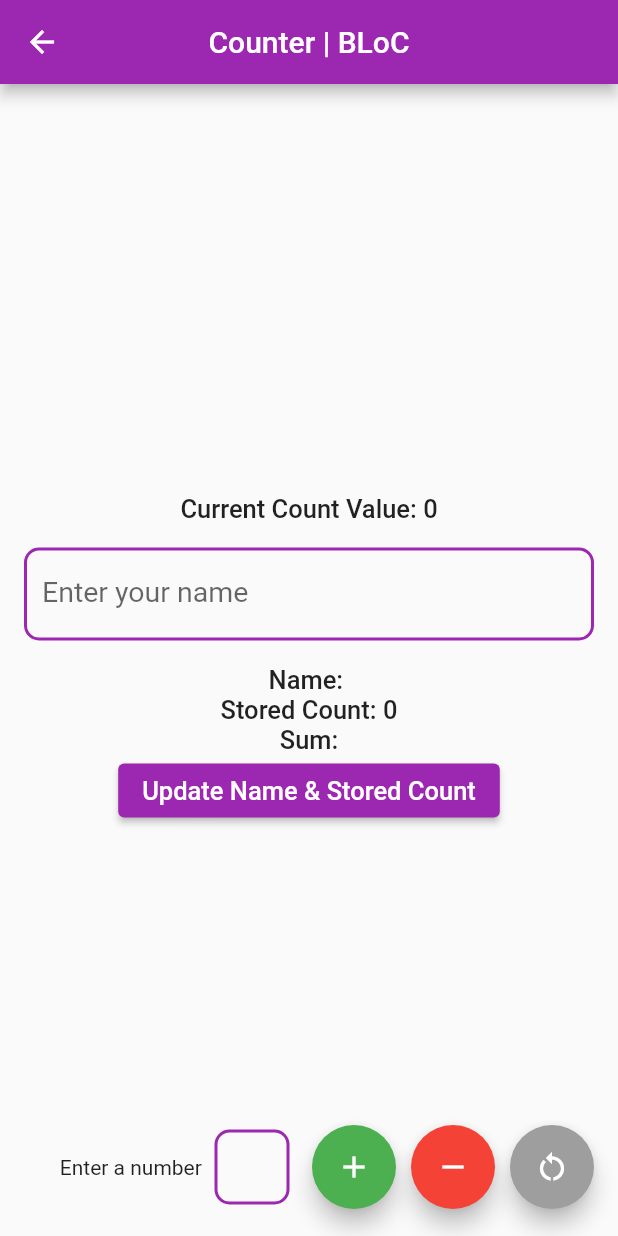
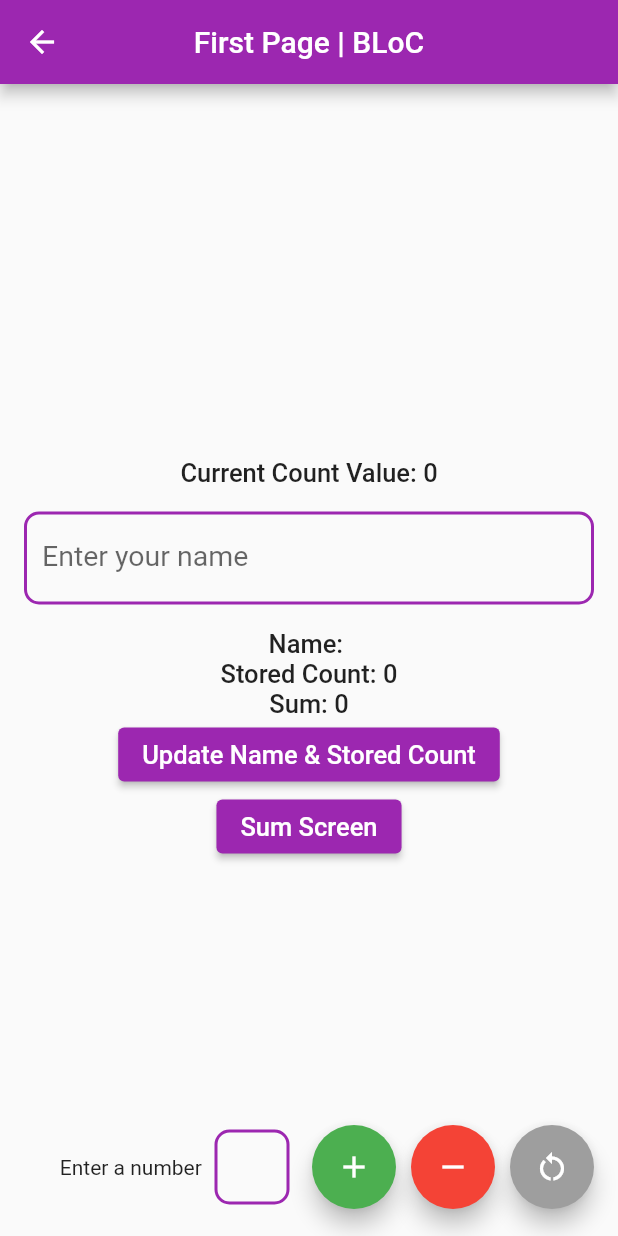
Before and after one commit to tduongtad1304/bloc_demo, a Flutter app: the CounterView screen opened directly, after a tap on "Update Name & Stored Count", on a phone screen of 412 x 824 dp. Run offline on Flutter 3.47's test engine with Material 2 defaults, Android fonts, the phone set to English and light mode, and no system bars; our stand-ins replace bloc, flutter_bloc.

Commit message:
add sum view & cubit, redefine cubit & route

```diff
--- a/lib/bloc_demo/counter.dart
+++ b/lib/bloc_demo/counter.dart
@@ -1,3 +1,4 @@
 export 'cubit/counter_cubit.dart';
 export 'cubit/text_confirm_cubit.dart';
 export 'views/counter_page.dart';
+export 'cubit/sum_cubit.dart';
--- a/lib/bloc_demo/cubit/counter_state.dart
+++ b/lib/bloc_demo/cubit/counter_state.dart
@@ -8,4 +8,8 @@ class CounterState {
     required this.counterValue,
     this.wasIncremented,
   });
+
+  @override
+  String toString() =>
+      'CounterState { counterValue: $counterValue } { wasIncremented: $wasIncremented }';
 }
--- a/lib/bloc_demo/cubit/text_confirm_state.dart
+++ b/lib/bloc_demo/cubit/text_confirm_state.dart
@@ -1,6 +1,9 @@
 part of 'text_confirm_cubit.dart';
 
 class TextConfirmState {
-  User? user;
-  TextConfirmState({this.user});
+  User user;
+  TextConfirmState({required this.user});
+
+  @override
+  String toString() => 'TextConfirmState { user: $user }';
 }
--- a/lib/bloc_demo/models/user.dart
+++ b/lib/bloc_demo/models/user.dart
@@ -2,4 +2,7 @@ class User {
   User({this.name = '', this.count});
   String? name;
   int? count;
+
+  @override
+  String toString() => 'User { name: $name, count: $count }';
 }
--- a/lib/bloc_demo/views/counter_view.dart
+++ b/lib/bloc_demo/views/counter_view.dart
@@ -3,6 +3,7 @@ import 'package:flutter_bloc/flutter_bloc.dart';
 import '../counter.dart';
 
 import '../widgets/custom_textfield.dart';
+import 'second_screen_view.dart';
 
 /// {@template counter_view}
 /// A [StatelessWidget] which reacts to the provided
@@ -16,26 +17,7 @@ class CounterView extends StatelessWidget {
     TextEditingController _nameController = TextEditingController();
     TextEditingController _numberController = TextEditingController();
 
-    return Scaffold(
-      resizeToAvoidBottomInset: false,
-      appBar: AppBar(
-        title: const Text('Counter | BLoC'),
-        centerTitle: true,
-      ),
-      body: Center(
-        child: Column(
-          mainAxisAlignment: MainAxisAlignment.center,
-          children: [
-            BlocConsumer<CounterCubit, CounterState>(
-              builder: (context, state) {
-                return Text(
-                  'Current Count Value: ' + state.counterValue.toString(),
-                  style: const TextStyle(
-                    fontWeight: FontWeight.w500,
-                    fontSize: 17,
-                  ),
-                );
-              },
+    return BlocConsumer<CounterCubit, CounterState>(
       listener: (context, state) {
         if (state.counterValue != 0 && state.wasIncremented == true) {
           ScaffoldMessenger.of(context).showSnackBar(
@@ -57,6 +39,23 @@ class CounterView extends StatelessWidget {
           );
         }
       },
+      builder: (context, state) {
+        return Scaffold(
+          resizeToAvoidBottomInset: false,
+          appBar: AppBar(
+            title: const Text('First Page | BLoC'),
+            centerTitle: true,
+          ),
+          body: Center(
+            child: Column(
+              mainAxisAlignment: MainAxisAlignment.center,
+              children: [
+                Text(
+                  'Current Count Value: ' + state.counterValue.toString(),
+                  style: const TextStyle(
+                    fontWeight: FontWeight.w500,
+                    fontSize: 17,
+                  ),
                 ),
                 Padding(
                   padding: const EdgeInsets.all(16.0),
@@ -73,14 +72,14 @@ class CounterView extends StatelessWidget {
                   return Column(
                     children: [
                       Text(
-                        'Name: ' + state.user!.name.toString(),
+                        'Name: ' + state.user.name.toString(),
                         style: const TextStyle(
                           fontWeight: FontWeight.w500,
                           fontSize: 17,
                         ),
                       ),
                       Text(
-                        'Stored Count: ' + state.user!.count.toString(),
+                        'Stored Count: ' + state.user.count.toString(),
                         style: const TextStyle(
                           fontWeight: FontWeight.w500,
                           fontSize: 17,
@@ -88,16 +87,30 @@ class CounterView extends StatelessWidget {
                       ),
                     ],
                   );
+                }), listener: (context, state) {
+                  if (state.user.name!.isNotEmpty || state.user.count != 0) {
+                    ScaffoldMessenger.of(context).showSnackBar(
+                      _snackBar(
+                          snackBarContent: 'Name: ' +
+                              state.user.name.toString() +
+                              '\nStored Count: ' +
+                              state.user.count.toString()),
+                    );
+                  }
                 }),
-                listener: (context, state) {}),
-            const Text(
-              'Sum:',
-              style: TextStyle(
+                BlocBuilder<SumCubit, int>(
+                  builder: (context, state) {
+                    return Text(
+                      'Sum: ' + state.toString(),
+                      style: const TextStyle(
                         fontWeight: FontWeight.w500,
                         fontSize: 17,
                       ),
+                    );
+                  },
                 ),
                 ElevatedButton(
+                  key: const Key('update-name-and-count'),
                   child: const Text(
                     'Update Name & Stored Count',
                     style: TextStyle(
@@ -112,6 +125,36 @@ class CounterView extends StatelessWidget {
                         );
                   },
                 ),
+                ElevatedButton(
+                    key: const Key('navigating-to-sum-view'),
+                    child: const Text(
+                      'Sum Screen',
+                      style: TextStyle(
+                        fontWeight: FontWeight.w500,
+                        fontSize: 17,
+                      ),
+                    ),
+                    onPressed: () {
+                      Navigator.of(context).push(
+                        MaterialPageRoute(
+                          builder: (_) => MultiBlocProvider(
+                            providers: [
+                              BlocProvider.value(
+                                value: BlocProvider.of<CounterCubit>(context),
+                              ),
+                              BlocProvider.value(
+                                value:
+                                    BlocProvider.of<TextConfirmCubit>(context),
+                              ),
+                              BlocProvider.value(
+                                value: BlocProvider.of<SumCubit>(context),
+                              ),
+                            ],
+                            child: const SecondScreenView(),
+                          ),
+                        ),
+                      );
+                    }),
               ],
             ),
           ),
@@ -125,6 +168,7 @@ class CounterView extends StatelessWidget {
                   width: 50,
                   height: 50,
                   child: CustomTextField(
+                    fontSize: 15,
                     isAlign: true,
                     controller: _numberController,
                     keyboardType: TextInputType.number,
@@ -135,6 +179,7 @@ class CounterView extends StatelessWidget {
                 width: 10,
               ),
               FloatingActionButton(
+                heroTag: 'increment',
                 backgroundColor: Colors.green,
                 key: const Key('counterView_increment_floatingActionButton'),
                 child: const Icon(
@@ -145,6 +190,7 @@ class CounterView extends StatelessWidget {
               ),
               const SizedBox(width: 10),
               FloatingActionButton(
+                heroTag: 'decrement',
                 backgroundColor: Colors.red,
                 key: const Key('counterView_decrement_floatingActionButton'),
                 child: const Icon(
@@ -155,6 +201,7 @@ class CounterView extends StatelessWidget {
               ),
               const SizedBox(width: 10),
               FloatingActionButton(
+                heroTag: 'reset',
                 backgroundColor: Colors.grey,
                 key: const Key('counterView_reset_floatingActionButton'),
                 child: const Icon(
@@ -164,6 +211,8 @@ class CounterView extends StatelessWidget {
               ),
             ],
           ),
+        );
+      },
     );
   }
 
```
Also changed, not shown: lib/bloc_demo/cubit/sum_cubit.dart (added, +20 -0 lines), lib/bloc_demo/views/counter_page.dart (+6 -2 lines), lib/bloc_demo/views/second_screen_view.dart (added, +171 -0 lines), lib/bloc_demo/views/sumcount_view.dart (added, +66 -0 lines). Lines whose indentation alone changed are shown as unchanged.
